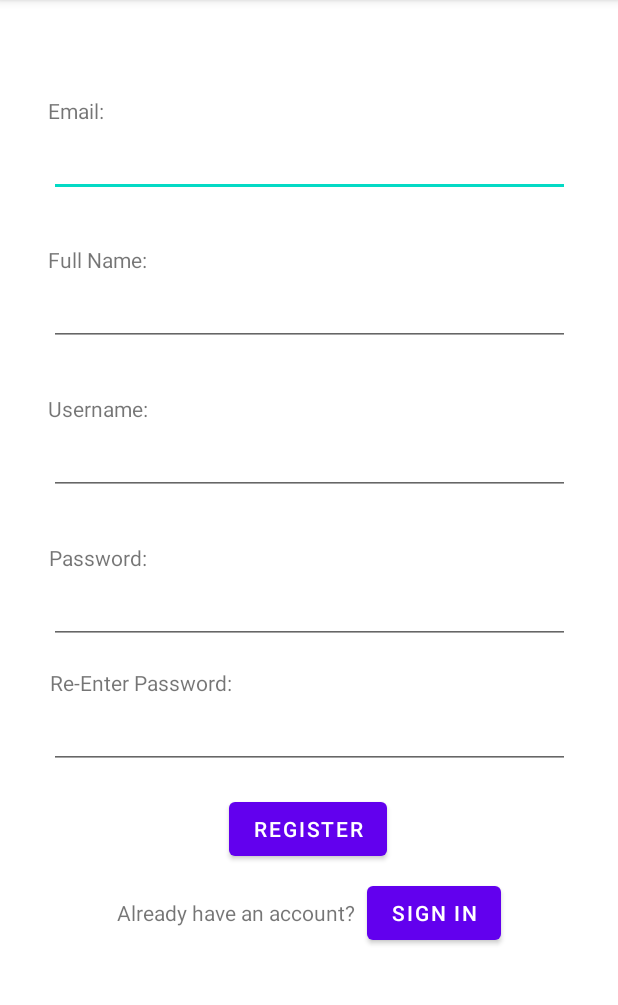
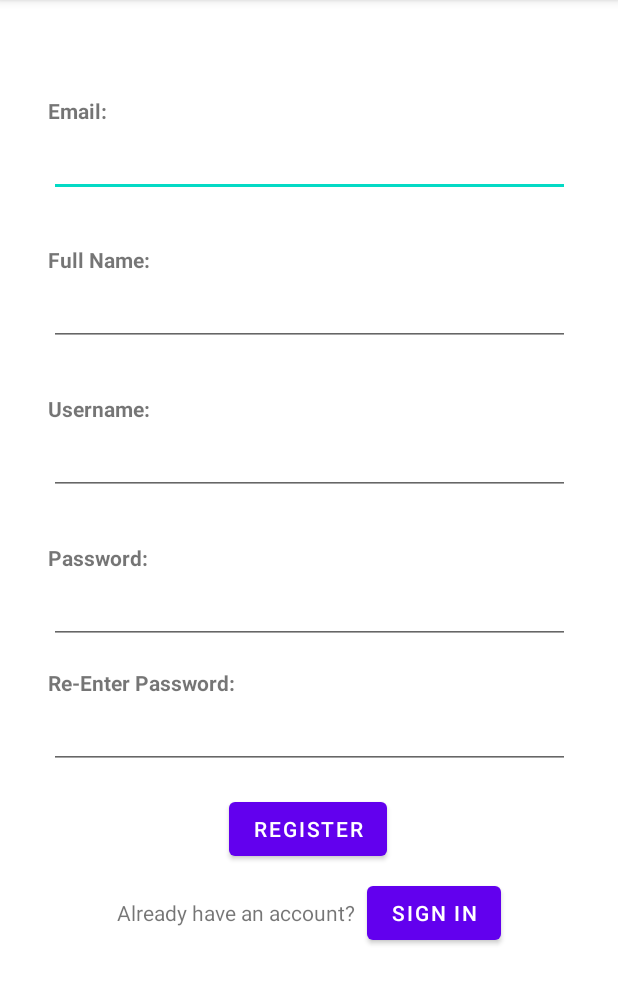
Before and after one commit to AmethystBird/PlayerManagementSystemCW, an Android app: the Register screen opened directly, with no data from a screen before it, on a phone screen of 412 x 824 dp, the part 84-1089 px from its top. Run offline under Robolectric (Android 15) with nearby library versions, the phone set to English and light mode, and no system bars.

```diff
--- a/app/src/main/java/com/example/playermanagementsystem/Scores.java
+++ b/app/src/main/java/com/example/playermanagementsystem/Scores.java
@@ -135,8 +135,9 @@ public class Scores extends AppCompatActivity {
         try {
             //Gets strings from game, level and object classes for display
 
-            Game game = allGames.games.get(1);
-            String gameTitle = game.gameTitle;
+            Game game = (Game)allGames.games.get(1);
+            //game.gameTitle = "MODIFIED"; //Try this if else fails
+            String gameTitle = (String)game.gameTitle;
 
             //filteredGames.add(allGames.games.get(gameIndex).gameTitle);
             //filteredLevels.add(allGames.games.get(gameIndex).levels.get(levelIndex).levelTitle);
--- a/app/src/main/res/layout/activity_main.xml
+++ b/app/src/main/res/layout/activity_main.xml
@@ -40,6 +40,7 @@
         android:layout_marginStart="32dp"
         android:layout_marginTop="64dp"
         android:text="@string/email_or_username_indicator"
+        android:textStyle="bold"
         app:layout_constraintStart_toStartOf="parent"
         app:layout_constraintTop_toBottomOf="@+id/navigationView" />
 
@@ -76,6 +77,7 @@
         android:layout_marginStart="32dp"
         android:layout_marginTop="32dp"
         android:text="@string/password_indicator"
+        android:textStyle="bold"
         app:layout_constraintStart_toStartOf="parent"
         app:layout_constraintTop_toBottomOf="@+id/inputUsernameOrEmailLabel" />
 
--- a/app/src/main/res/layout/activity_register.xml
+++ b/app/src/main/res/layout/activity_register.xml
@@ -41,6 +41,7 @@
         android:layout_marginStart="32dp"
         android:layout_marginTop="64dp"
         android:text="@string/email_indicator"
+        android:textStyle="bold"
         app:layout_constraintStart_toStartOf="parent"
         app:layout_constraintTop_toBottomOf="@+id/navigationView" />
 
@@ -79,6 +80,7 @@
         android:layout_marginStart="32dp"
         android:layout_marginTop="32dp"
         android:text="@string/full_name_indicator"
+        android:textStyle="bold"
         app:layout_constraintStart_toStartOf="parent"
         app:layout_constraintTop_toBottomOf="@+id/emailInput" />
 
@@ -119,6 +121,7 @@
         android:layout_marginStart="32dp"
         android:layout_marginTop="32dp"
         android:text="@string/username_indicator"
+        android:textStyle="bold"
         app:layout_constraintStart_toStartOf="parent"
         app:layout_constraintTop_toBottomOf="@+id/fullNameInput" />
 
@@ -156,9 +159,8 @@
         android:layout_height="wrap_content"
         android:layout_marginStart="32dp"
         android:layout_marginTop="32dp"
-        android:layout_marginEnd="313dp"
         android:text="@string/password_indicator"
-        app:layout_constraintEnd_toEndOf="parent"
+        android:textStyle="bold"
         app:layout_constraintStart_toStartOf="parent"
         app:layout_constraintTop_toBottomOf="@+id/usernameInput" />
 
@@ -199,10 +201,8 @@
         android:layout_height="wrap_content"
         android:layout_marginStart="32dp"
         android:layout_marginTop="16dp"
-        android:layout_marginEnd="257dp"
         android:text="@string/password_verification_indicator"
-        app:layout_constraintEnd_toEndOf="parent"
-        app:layout_constraintHorizontal_bias="1.0"
+        android:textStyle="bold"
         app:layout_constraintStart_toStartOf="parent"
         app:layout_constraintTop_toBottomOf="@+id/passwordInput" />
 
```
Also changed, not shown: app/src/main/java/com/example/playermanagementsystem/Game.java (+4 -4 lines), app/src/main/java/com/example/playermanagementsystem/Level.java (+4 -4 lines).
